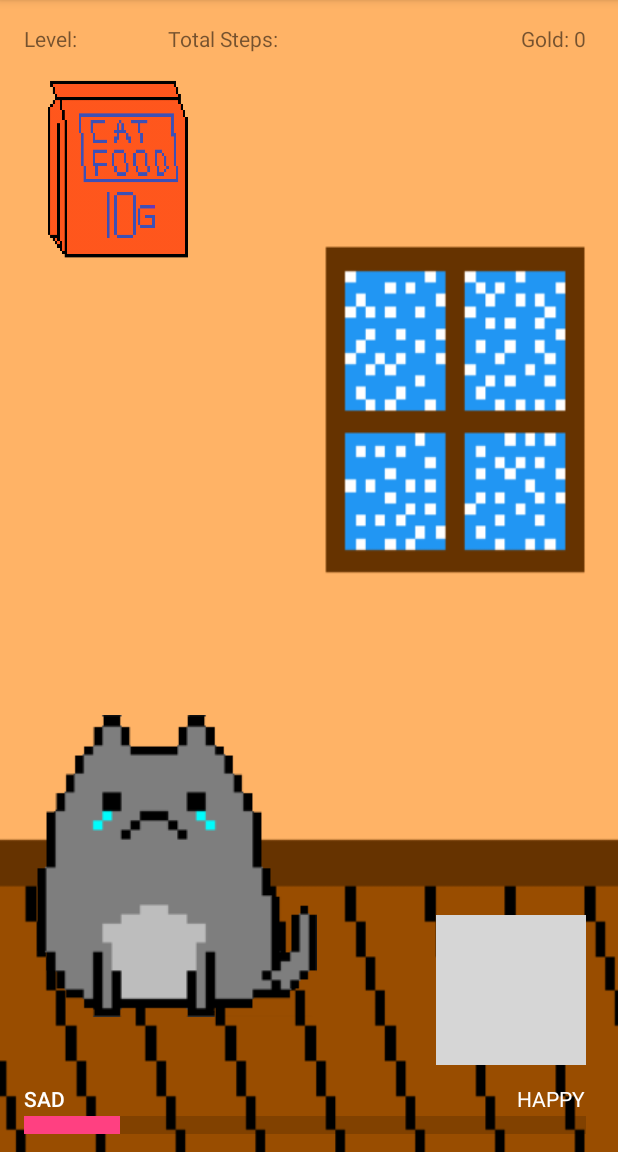
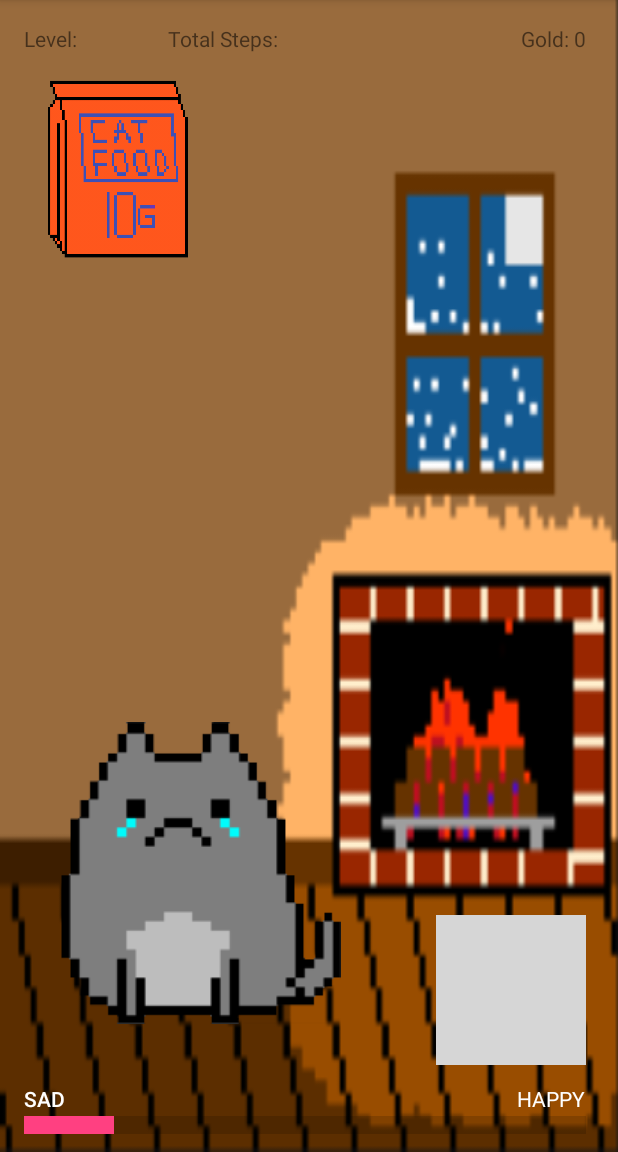
Before and after one commit to bopas2/runningTomagachi, an Android app: the screen it shows after launch (MainActivity), on a phone screen of 412 x 824 dp, the part 84-1236 px from its top. Run offline under Robolectric (Android 15) with nearby library versions, the phone set to English and light mode, and no system bars; grey boxes are pictures that could not be loaded.

Commit message:
new animation

```diff
--- a/app/src/main/java/com/example/langt/myapplication/MainActivity.java
+++ b/app/src/main/java/com/example/langt/myapplication/MainActivity.java
@@ -2,6 +2,8 @@ package com.example.langt.myapplication;
 
 import android.content.Context;
 import android.content.Intent;
+import android.content.res.ColorStateList;
+import android.graphics.drawable.AnimationDrawable;
 import android.media.Image;
 import android.support.v7.app.AppCompatActivity;
 import android.os.Bundle;
@@ -9,6 +11,7 @@ import android.view.View;
 import android.widget.ImageButton;
 import android.widget.ImageView;
 import android.widget.ProgressBar;
+import android.widget.RelativeLayout;
 import android.widget.TextView;
 import java.io.FileInputStream;
 import java.io.FileNotFoundException;
@@ -54,6 +57,11 @@ public class MainActivity extends AppCompatActivity implements GoldListener{
         whichCat();
         updateProgress();
         food = findViewById(R.id.food);
+        RelativeLayout layout = (RelativeLayout)findViewById(R.id.relativeLayout);
+
+        AnimationDrawable anim = (AnimationDrawable) layout.getBackground();
+        anim.start();
+        //food.setBackgroundTintList(ColorStateList.valueOf(transparent))
 
         setMood();
     }
--- /dev/null
+++ b/app/src/main/res/drawable/animation.xml
@@ -0,0 +1,8 @@
+<?xml version="1.0" encoding="utf-8"?>
+<animation-list android:id="@+id/selected"
+    android:oneshot="false"
+    xmlns:android="http://schemas.android.com/apk/res/android">
+    <item android:drawable="@drawable/frame1" android:duration="200" />
+    <item android:drawable="@drawable/frame2" android:duration="200" />
+    <item android:drawable="@drawable/frame3" android:duration="200" />
+</animation-list>
--- a/app/src/main/res/layout/activity_main.xml
+++ b/app/src/main/res/layout/activity_main.xml
@@ -10,7 +10,7 @@
         android:id="@+id/relativeLayout"
         android:layout_width="match_parent"
         android:layout_height="match_parent"
-        android:background="@drawable/background4"
+        android:background="@drawable/animation"
         android:fitsSystemWindows="true"
         app:layout_constraintBottom_toBottomOf="parent"
         app:layout_constraintStart_toStartOf="parent">
@@ -158,8 +158,8 @@
             android:layout_width="wrap_content"
             android:layout_height="wrap_content"
             android:layout_alignBottom="@+id/food"
-            android:layout_alignParentStart="true"
-            android:layout_marginBottom="22dp"
+            android:layout_alignStart="@+id/textView"
+            android:layout_marginBottom="17dp"
             android:backgroundTint="@android:color/transparent"
             android:onClick="pet"
             app:srcCompat="@drawable/neutral" />
```
Also changed, not shown: app/src/main/res/drawable/frame01.png (added), app/src/main/res/drawable/frame02.png (added), app/src/main/res/drawable/frame03.png (added), app/src/main/res/drawable/frame1.png (added), app/src/main/res/drawable/frame2.png (added), app/src/main/res/drawable/frame3.png (added).
